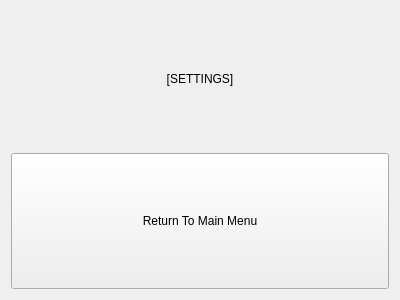
Before: the Qt Designer form src/menu/settingswidget.ui in VKuzia/cat-circus, drawn with Qt 5.
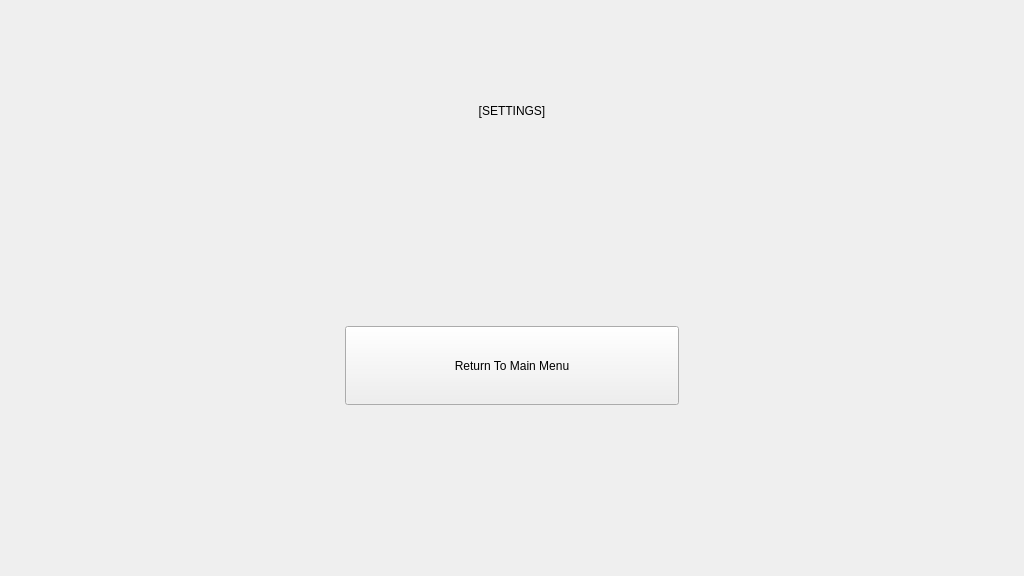
After: the same form once the commit is applied. Custom widgets are drawn as their Qt base class.

Commit message: Set button layouts

The edit to the form file:
```diff
--- a/src/menu/settingswidget.ui
+++ b/src/menu/settingswidget.ui
@@ -6,14 +6,30 @@
    <rect>
     <x>0</x>
     <y>0</y>
-    <width>400</width>
-    <height>300</height>
+    <width>1024</width>
+    <height>576</height>
    </rect>
   </property>
   <property name="windowTitle">
    <string>Form</string>
   </property>
-  <layout class="QVBoxLayout" name="verticalLayout" stretch="1,1">
+  <layout class="QVBoxLayout" name="verticalLayout" stretch="1,2,8">
+   <property name="sizeConstraint">
+    <enum>QLayout::SetNoConstraint</enum>
+   </property>
+   <item>
+    <spacer name="verticalSpacer">
+     <property name="orientation">
+      <enum>Qt::Vertical</enum>
+     </property>
+     <property name="sizeHint" stdset="0">
+      <size>
+       <width>20</width>
+       <height>40</height>
+      </size>
+     </property>
+    </spacer>
+   </item>
    <item>
     <widget class="QLabel" name="ui_settings_label_">
      <property name="sizePolicy">
@@ -31,20 +47,87 @@
     </widget>
    </item>
    <item>
-    <widget class="QPushButton" name="ui_return_button_">
-     <property name="sizePolicy">
-      <sizepolicy hsizetype="Expanding" vsizetype="Expanding">
-       <horstretch>0</horstretch>
-       <verstretch>0</verstretch>
-      </sizepolicy>
-     </property>
-     <property name="text">
-      <string>Return To Main Menu</string>
-     </property>
-    </widget>
+    <layout class="QVBoxLayout" name="verticalLayout_2" stretch="2,1,2">
+     <item>
+      <spacer name="verticalSpacer_2">
+       <property name="orientation">
+        <enum>Qt::Vertical</enum>
+       </property>
+       <property name="sizeHint" stdset="0">
+        <size>
+         <width>20</width>
+         <height>40</height>
+        </size>
+       </property>
+      </spacer>
+     </item>
+     <item>
+      <layout class="QHBoxLayout" name="horizontalLayout" stretch="1,1,1">
+       <item>
+        <spacer name="horizontalSpacer_2">
+         <property name="orientation">
+          <enum>Qt::Horizontal</enum>
+         </property>
+         <property name="sizeHint" stdset="0">
+          <size>
+           <width>40</width>
+           <height>20</height>
+          </size>
+         </property>
+        </spacer>
+       </item>
+       <item>
+        <widget class="Button" name="ui_return_button_">
+         <property name="sizePolicy">
+          <sizepolicy hsizetype="Expanding" vsizetype="Expanding">
+           <horstretch>0</horstretch>
+           <verstretch>0</verstretch>
+          </sizepolicy>
+         </property>
+         <property name="text">
+          <string>Return To Main Menu</string>
+         </property>
+        </widget>
+       </item>
+       <item>
+        <spacer name="horizontalSpacer">
+         <property name="orientation">
+          <enum>Qt::Horizontal</enum>
+         </property>
+         <property name="sizeHint" stdset="0">
+          <size>
+           <width>40</width>
+           <height>20</height>
+          </size>
+         </property>
+        </spacer>
+       </item>
+      </layout>
+     </item>
+     <item>
+      <spacer name="verticalSpacer_3">
+       <property name="orientation">
+        <enum>Qt::Vertical</enum>
+       </property>
+       <property name="sizeHint" stdset="0">
+        <size>
+         <width>20</width>
+         <height>40</height>
+        </size>
+       </property>
+      </spacer>
+     </item>
+    </layout>
    </item>
   </layout>
  </widget>
+ <customwidgets>
+  <customwidget>
+   <class>Button</class>
+   <extends>QPushButton</extends>
+   <header>src/menu/button.h</header>
+  </customwidget>
+ </customwidgets>
  <resources/>
  <connections>
   <connection>
```
The commit also changes 5 other files.
